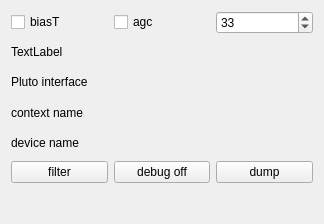
Above: sources/devices/pluto-handler/pluto-widget.ui from JvanKatwijk/qt-dab before the change. Below: the same form after it.
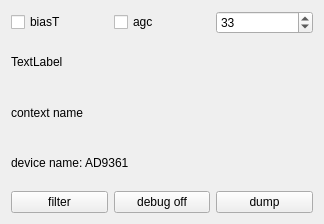
That is the form after the change.

Commit message: update device handlers

Patch:
```diff
--- a/sources/devices/pluto-handler/pluto-widget.ui
+++ b/sources/devices/pluto-handler/pluto-widget.ui
@@ -52,16 +52,6 @@
      </property>
     </widget>
    </item>
-   <item>
-    <widget class="QLabel" name="label">
-     <property name="toolTip">
-      <string>Experimental interface for Adalm Pluto. No garantees!!</string>
-     </property>
-     <property name="text">
-      <string>Pluto interface</string>
-     </property>
-    </widget>
-   </item>
    <item>
     <widget class="QLabel" name="contextName">
      <property name="text">
@@ -72,7 +62,7 @@
    <item>
     <widget class="QLabel" name="name_of_device">
      <property name="text">
-      <string>device name</string>
+      <string>device name: AD9361</string>
      </property>
     </widget>
    </item>
@@ -106,18 +96,6 @@
      </item>
     </layout>
    </item>
-   <item>
-    <widget class="QLabel" name="serial_number_display">
-     <property name="font">
-      <font>
-       <pointsize>11</pointsize>
-      </font>
-     </property>
-     <property name="text">
-      <string/>
-     </property>
-    </widget>
-   </item>
   </layout>
  </widget>
  <resources/>
```
The commit also changes 39 other files.
